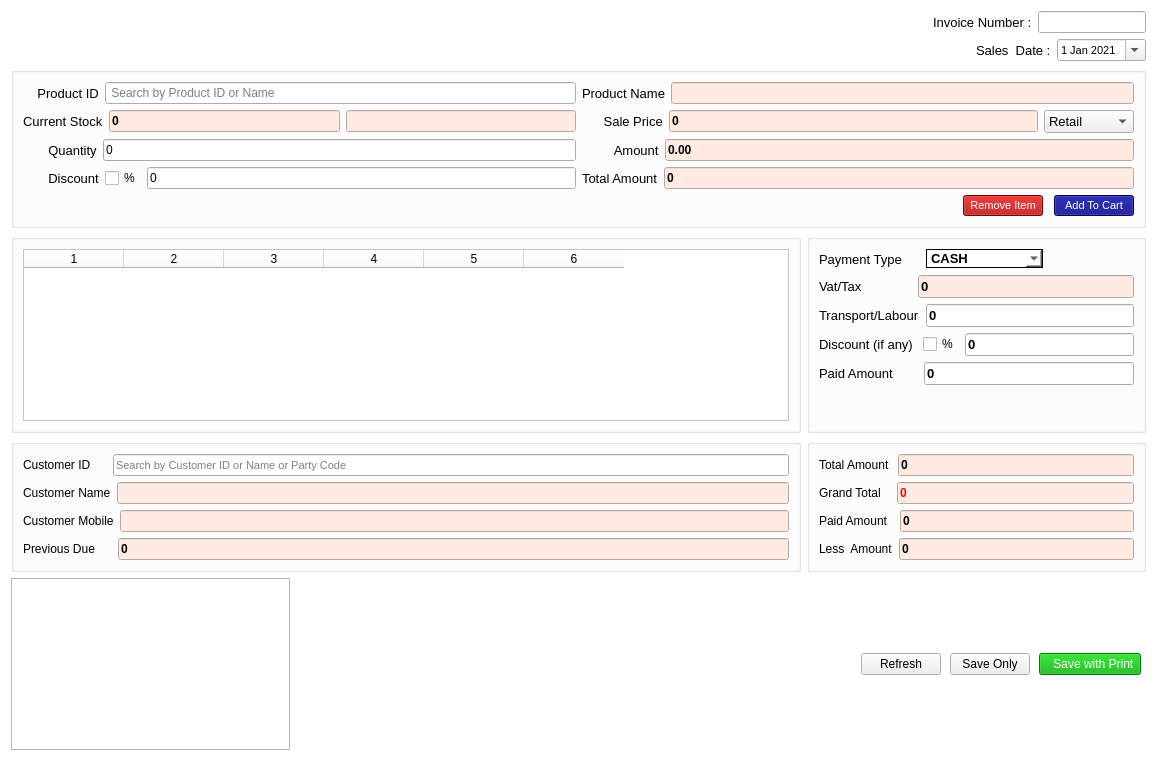
The window that ui/sales1.ui (ansarul543/pos-inventory) describes before a commit, drawn with Qt 5.
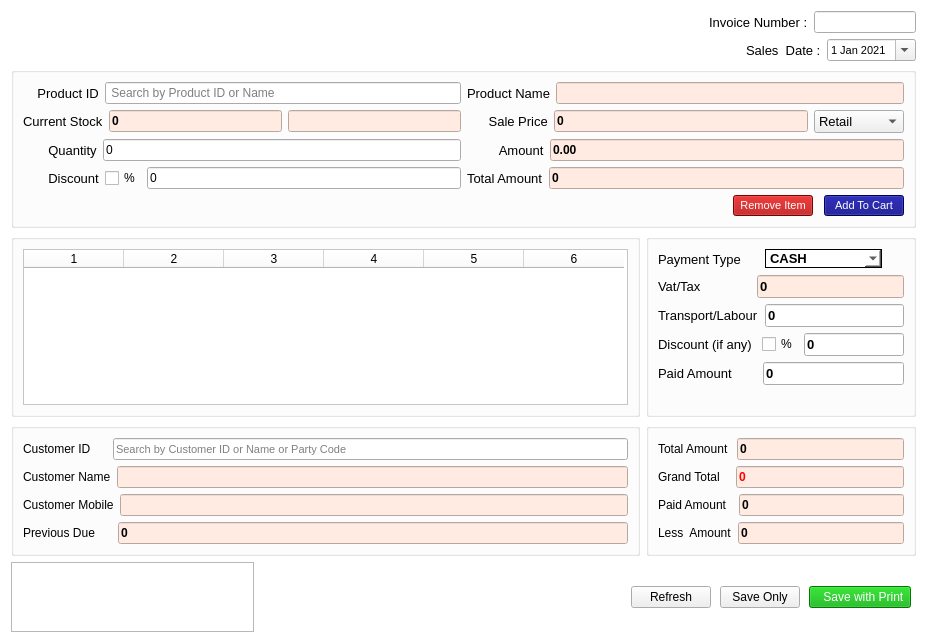
The same window after the commit.

What changed in the file:
```diff
--- a/ui/sales1.ui
+++ b/ui/sales1.ui
@@ -12,8 +12,8 @@
    <rect>
     <x>0</x>
     <y>0</y>
-    <width>1157</width>
-    <height>761</height>
+    <width>927</width>
+    <height>643</height>
    </rect>
   </property>
   <property name="acceptDrops">
@@ -1248,6 +1248,14 @@
      </item>
     </layout>
    </item>
+   <item row="4" column="0">
+    <widget class="QTextEdit" name="textEdit">
+     <property name="styleSheet">
+      <string notr="true">height:0;
+width:0;</string>
+     </property>
+    </widget>
+   </item>
   </layout>
  </widget>
  <resources/>
```
Left out of the diff: 3 changed lines with no effect on the pictures.
